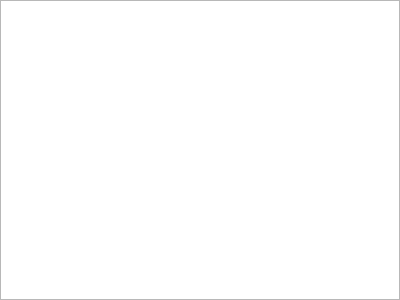
Before: the Qt Designer form debugger/executiontracerdialog.ui in christopherpow/nesicide, drawn with Qt 5.
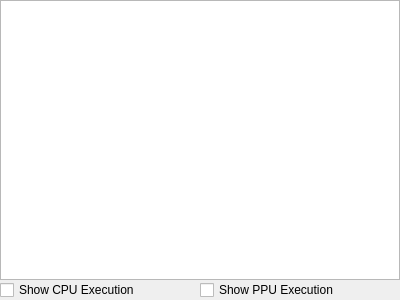
After: the same form once the commit is applied.

What changed in the file:
```diff
--- a/debugger/executiontracerdialog.ui
+++ b/debugger/executiontracerdialog.ui
@@ -41,13 +41,22 @@
       <enum>Qt::NoPen</enum>
      </property>
      <property name="sortingEnabled">
-      <bool>true</bool>
+      <bool>false</bool>
+     </property>
+     <property name="cornerButtonEnabled">
+      <bool>false</bool>
      </property>
      <attribute name="horizontalHeaderVisible">
       <bool>true</bool>
      </attribute>
+     <attribute name="horizontalHeaderCascadingSectionResizes">
+      <bool>true</bool>
+     </attribute>
+     <attribute name="horizontalHeaderDefaultSectionSize">
+      <number>50</number>
+     </attribute>
      <attribute name="horizontalHeaderShowSortIndicator" stdset="0">
-      <bool>true</bool>
+      <bool>false</bool>
      </attribute>
      <attribute name="horizontalHeaderStretchLastSection">
       <bool>true</bool>
@@ -57,6 +66,24 @@
      </attribute>
     </widget>
    </item>
+   <item>
+    <layout class="QHBoxLayout" name="horizontalLayout">
+     <item>
+      <widget class="QCheckBox" name="showCPU">
+       <property name="text">
+        <string>Show CPU Execution</string>
+       </property>
+      </widget>
+     </item>
+     <item>
+      <widget class="QCheckBox" name="showPPU">
+       <property name="text">
+        <string>Show PPU Execution</string>
+       </property>
+      </widget>
+     </item>
+    </layout>
+   </item>
   </layout>
  </widget>
  <resources/>
```
